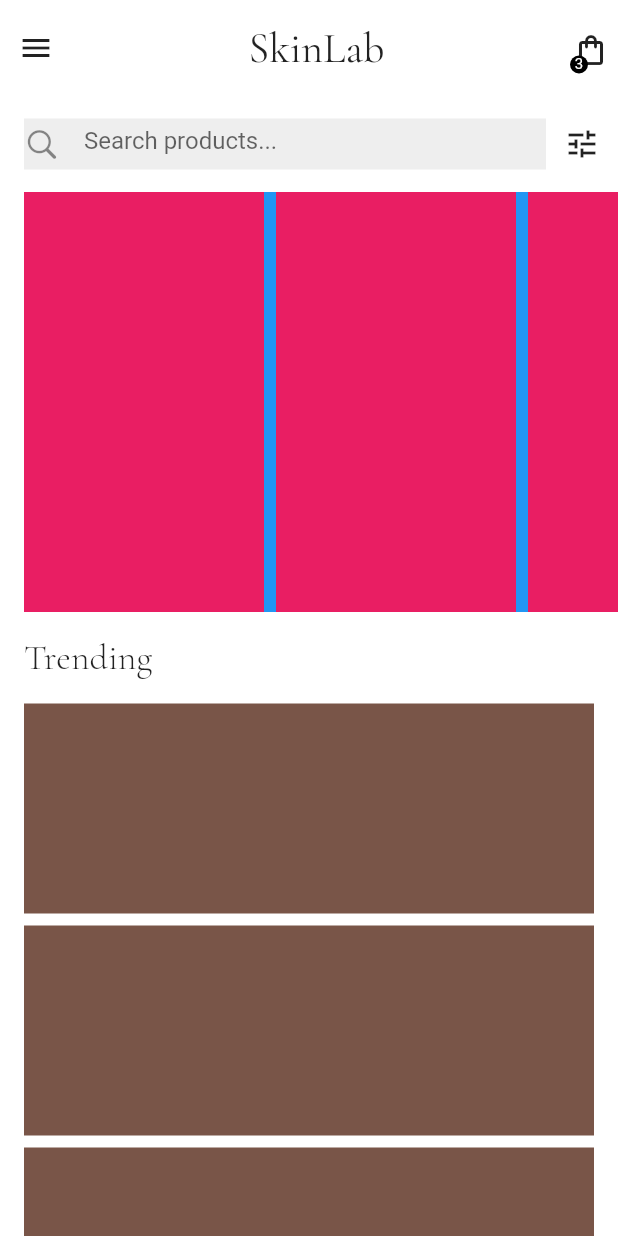
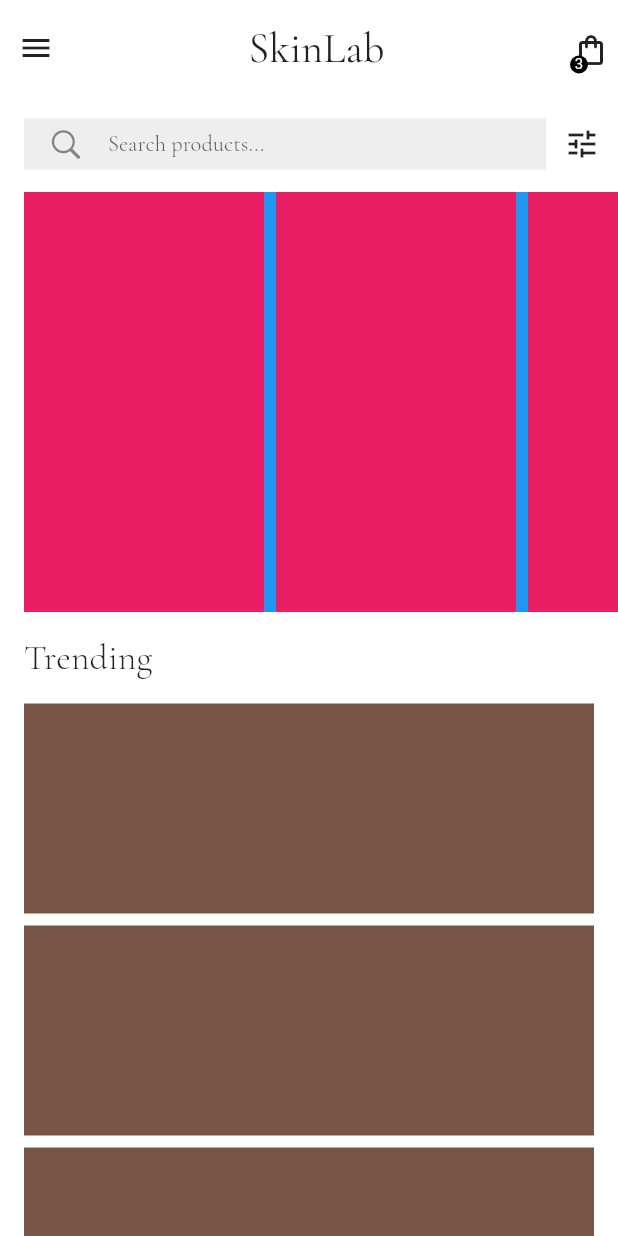
Before and after one commit to JAICHANGPARK/flutter_notebook_chapter_21, a Flutter app: the screen it shows after launch, on a phone screen of 412 x 824 dp. Run offline on Flutter 3.47's test engine with Material 2 defaults, Android fonts, the phone set to English and light mode, and no system bars; our stand-ins replace badges, dots_indicator, fl_chart, flutter_riverpod, google_fonts; missing offline and left inert: candlesticks.

Commit message:
Update skin_care_main_page.dart

```diff
--- a/lib/ep1244_skin_care_app/src/ui/skin_care_main_page.dart
+++ b/lib/ep1244_skin_care_app/src/ui/skin_care_main_page.dart
@@ -88,15 +88,18 @@ class _SkinCareMainPageState extends State<SkinCareMainPage> {
                   Expanded(
                     child: Container(
                       height: 34,
+                      padding: EdgeInsets.symmetric(horizontal: 16),
                       color: Colors.grey[200],
                       child: TextField(
                         decoration: InputDecoration(
-                          icon: Icon(
-                            CupertinoIcons.search,
-                          ),
-                          hintText: "Search products...",
-                          border: InputBorder.none
-                        ),
+                            icon: Icon(
+                              CupertinoIcons.search,
+                            ),
+                            hintText: "Search products...",
+                            hintStyle: GoogleFonts.cormorantGaramond(
+                              fontSize: 15
+                            ),
+                            border: InputBorder.none),
                       ),
                     ),
                   ),
```
